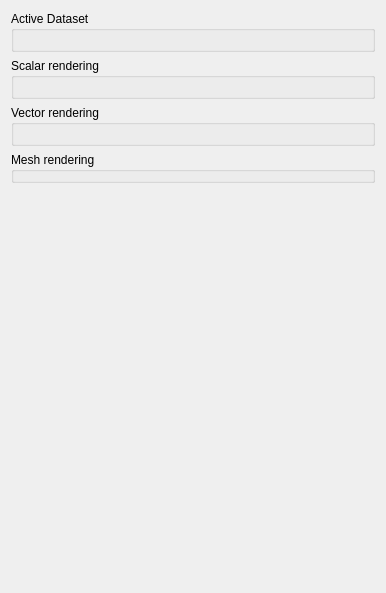
First picture: the form in src/ui/mesh/qgsrenderermeshpropswidgetbase.ui, repository PeterPetrik/QGIS, before the edit.
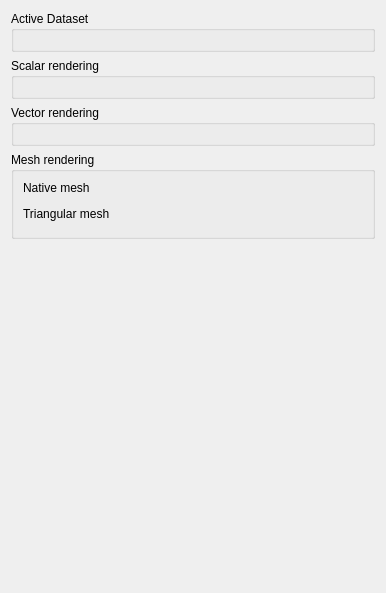
Second picture: the form after the edit. Custom widgets are drawn as their Qt base class.

Commit message: [mesh] Style mesh frame in GUI

What changed in the file:
```diff
--- a/src/ui/mesh/qgsrenderermeshpropswidgetbase.ui
+++ b/src/ui/mesh/qgsrenderermeshpropswidgetbase.ui
@@ -64,6 +64,28 @@
      <property name="checkable">
       <bool>false</bool>
      </property>
+     <layout class="QVBoxLayout" name="verticalLayout_4">
+      <item>
+       <widget class="QLabel" name="label">
+        <property name="text">
+         <string>Native mesh</string>
+        </property>
+       </widget>
+      </item>
+      <item>
+       <widget class="QgsMeshRendererMeshSettingsWidget" name="mNativeMeshSettingsWidget" native="true"/>
+      </item>
+      <item>
+       <widget class="QLabel" name="label_2">
+        <property name="text">
+         <string>Triangular mesh</string>
+        </property>
+       </widget>
+      </item>
+      <item>
+       <widget class="QgsMeshRendererMeshSettingsWidget" name="mTriangularMeshSettingsWidget" native="true"/>
+      </item>
+     </layout>
     </widget>
    </item>
    <item>
@@ -100,6 +122,12 @@
    <header>mesh/qgsmeshrendereractivedatasetwidget.h</header>
    <container>1</container>
   </customwidget>
+  <customwidget>
+   <class>QgsMeshRendererMeshSettingsWidget</class>
+   <extends>QWidget</extends>
+   <header>mesh/qgsmeshrenderermeshsettingswidget.h</header>
+   <container>1</container>
+  </customwidget>
  </customwidgets>
  <resources/>
  <connections/>
```
Left out of the diff: 6 changed lines with no effect on the pictures. The commit also changes 9 other files.
